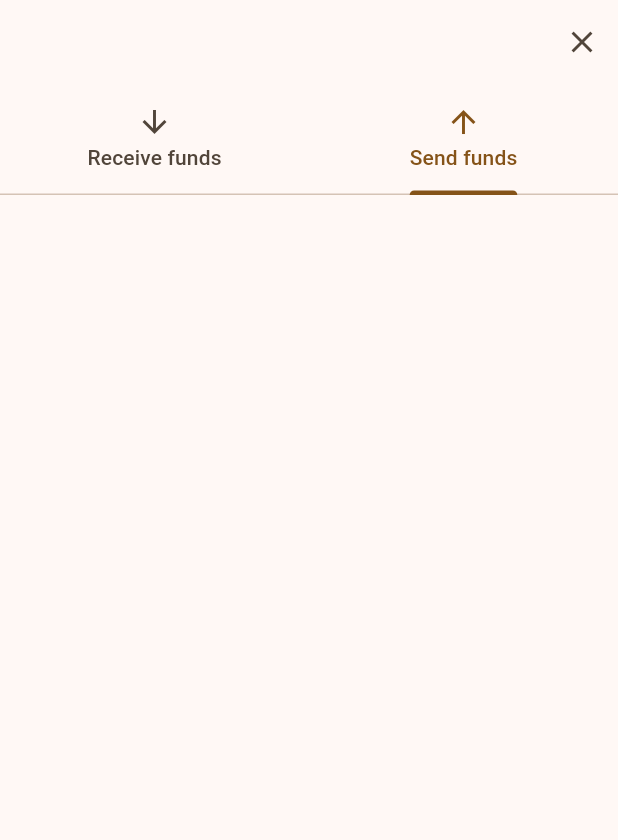
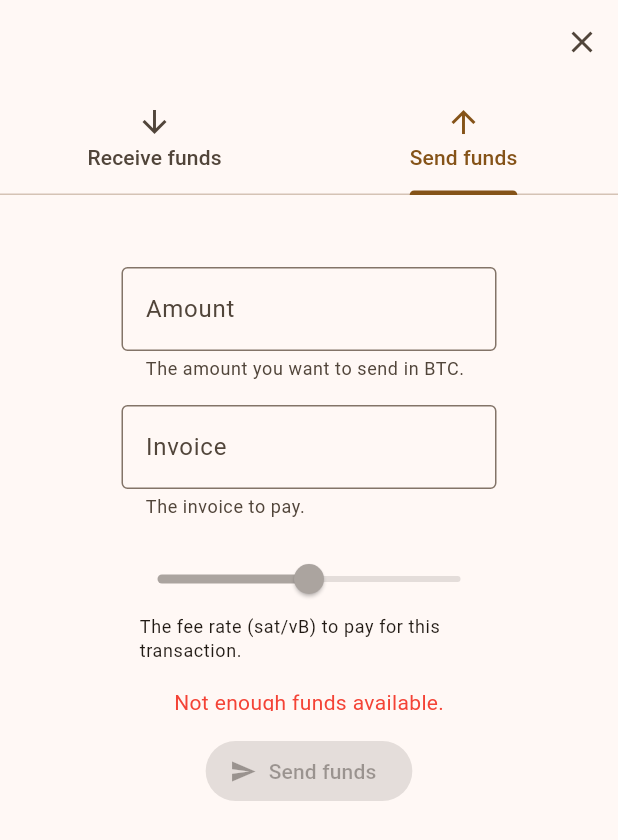
Before and after one commit to belgian-bitcoin-embassy/mobile-dev-workshops, a Flutter app: the WalletActionsBottomSheet screen opened directly with empty values, tab 2 chosen, on a phone screen of 412 x 824 dp. Shown: the top 840 px of the screen. Run offline on Flutter 3.47's test engine with Material 3 defaults, Android fonts, the phone set to English and light mode, and no system bars; our stand-ins replace equatable, flutter_secure_storage, flutter_svg, qr_flutter; missing offline and left inert: bdk_flutter; accounts and stored records are empty.

Commit message:
sync with new 1-home-layout changes

```diff
--- /dev/null
+++ b/bitcoin_flutter_app/lib/features/wallet_actions/send/send_tab.dart
@@ -0,0 +1,92 @@
+import 'package:bitcoin_flutter_app/constants.dart';
+import 'package:flutter/material.dart';
+
+class SendTab extends StatelessWidget {
+  const SendTab({super.key});
+
+  @override
+  Widget build(BuildContext context) {
+    final theme = Theme.of(context);
+
+    return Column(
+      mainAxisSize: MainAxisSize.min,
+      crossAxisAlignment: CrossAxisAlignment.center,
+      children: [
+        const SizedBox(height: kSpacingUnit * 2),
+        // Amount Field
+        const SizedBox(
+          width: 250,
+          child: TextField(
+            keyboardType: TextInputType.numberWithOptions(decimal: true),
+            decoration: InputDecoration(
+              border: OutlineInputBorder(),
+              labelText: 'Amount',
+              hintText: '0',
+              helperText: 'The amount you want to send in BTC.',
+            ),
+            onChanged: null,
+          ),
+        ),
+        const SizedBox(height: kSpacingUnit * 2),
+        // Invoice Field
+        const SizedBox(
+          width: 250,
+          child: TextField(
+            decoration: InputDecoration(
+              border: OutlineInputBorder(),
+              labelText: 'Invoice',
+              hintText: '1bc1q2c3...',
+              helperText: 'The invoice to pay.',
+            ),
+            onChanged: null,
+          ),
+        ),
+        const SizedBox(height: kSpacingUnit * 2),
+        // Fee rate slider
+        SizedBox(
+          width: 250,
+          child: Column(
+            children: [
+              const Slider(
+                value: 0.5,
+                onChanged: null,
+              ),
+              Padding(
+                padding:
+                    const EdgeInsets.symmetric(horizontal: kSpacingUnit * 1.5),
+                child: Text(
+                  'The fee rate (sat/vB) to pay for this transaction.',
+                  style: theme.textTheme.bodySmall,
+                ),
+              ),
+            ],
+          ),
+        ),
+        const SizedBox(height: kSpacingUnit * 2),
+        // Error message
+        const SizedBox(
+          height: kSpacingUnit * 2,
+          child: Text(
+            false
+                ? 'Please enter a valid amount.'
+                : true
+                    ? 'Not enough funds available.'
+                    : false
+                        ? 'Please enter a valid invoice.'
+                        : '',
+            style: TextStyle(
+              color: Colors.red,
+            ),
+          ),
+        ),
+        const SizedBox(height: kSpacingUnit * 2),
+        // Send funds Button
+        ElevatedButton.icon(
+          onPressed: null,
+          label: const Text('Send funds'),
+          icon: const Icon(Icons.send),
+        ),
+      ],
+    );
+  }
+}
--- a/bitcoin_flutter_app/lib/features/wallet_actions/wallet_actions_bottom_sheet.dart
+++ b/bitcoin_flutter_app/lib/features/wallet_actions/wallet_actions_bottom_sheet.dart
@@ -1,5 +1,6 @@
 import 'package:bitcoin_flutter_app/constants.dart';
 import 'package:bitcoin_flutter_app/features/wallet_actions/receive/receive_tab.dart';
+import 'package:bitcoin_flutter_app/features/wallet_actions/send/send_tab.dart';
 import 'package:bitcoin_flutter_app/services/wallet_service.dart';
 import 'package:flutter/material.dart';
 
@@ -45,7 +46,7 @@ class WalletActionsBottomSheet extends StatelessWidget {
               ReceiveTab(
                 bitcoinWalletService: _bitcoinWalletService,
               ),
-              Container(),
+              const SendTab(),
             ],
           ),
         ),
```
Also changed, not shown: 1 other file.
